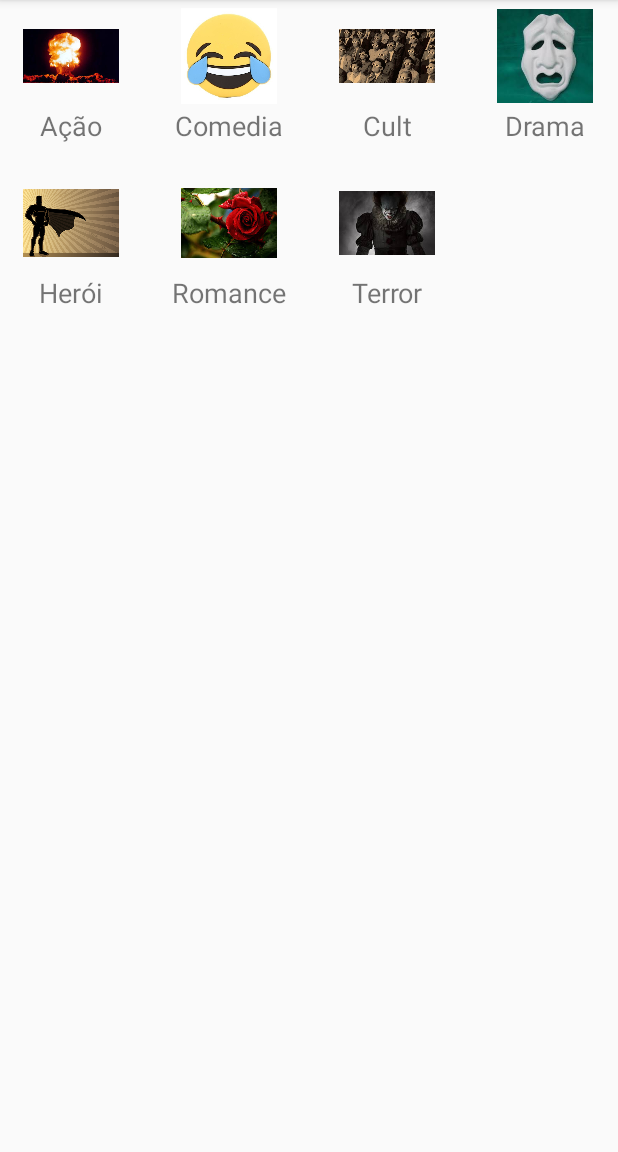
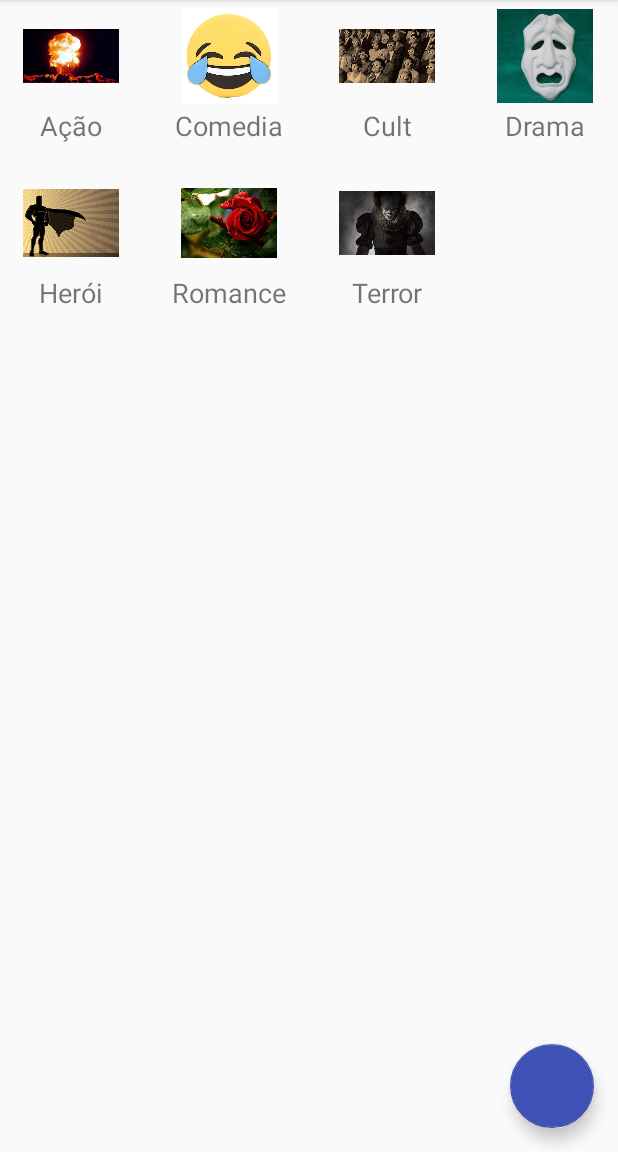
Before and after one commit to leosauberman/showapp, an Android app: the screen it shows after launch once a user with an empty profile is signed in (MainActivity), on a phone screen of 412 x 824 dp, the part 84-1236 px from its top. Run offline under Robolectric (Android 15) with nearby library versions, the phone set to English and light mode, and no system bars; our stand-ins replace Firebase (no records; nobody signed in at launch, a user with empty details on screens opened directly); 2 statements that could not run were skipped.

Commit message:
tela add serie e botao add receita na main

```diff
--- a/app/build.gradle
+++ b/app/build.gradle
@@ -37,4 +37,5 @@ dependencies {
 
 
 
+
 apply plugin: 'com.google.gms.google-services'
--- a/app/src/main/AndroidManifest.xml
+++ b/app/src/main/AndroidManifest.xml
@@ -24,7 +24,8 @@
             </intent-filter>
         </activity>
         <activity android:name=".MainActivity" />
-        <activity android:name=".SeriesActivity"></activity>
+        <activity android:name=".SeriesActivity" />
+        <activity android:name=".TelaAddSerie"></activity>
     </application>
 
 </manifest>
--- a/app/src/main/res/layout/activity_main.xml
+++ b/app/src/main/res/layout/activity_main.xml
@@ -20,4 +20,16 @@
         android:stretchMode="columnWidth"
         android:gravity="center"/>
 
+
+    <android.support.design.widget.FloatingActionButton
+        android:id="@+id/fab_add"
+        android:layout_width="wrap_content"
+        android:layout_height="match_parent"
+        android:layout_alignParentBottom="true"
+        android:layout_alignRight="@id/grid"
+        android:layout_margin="@dimen/activity_horizontal_margin"
+        android:clickable="true"
+        android:elevation="8dp"
+        app:backgroundTint="@color/colorPrimary" />
+
 </RelativeLayout>
--- a/app/src/main/res/values/colors.xml
+++ b/app/src/main/res/values/colors.xml
@@ -1,6 +1,8 @@
 <?xml version="1.0" encoding="utf-8"?>
 <resources>
-    <color name="colorPrimary">#3F51B5</color>
+    <color name="colorPrimary">#3f51b5</color>
     <color name="colorPrimaryDark">#303F9F</color>
     <color name="colorAccent">#FF4081</color>
+    <color name="black">#000000</color>
+    <color name="white">#ffffff</color>
 </resources>
```
Also changed, not shown: app/src/main/java/br/com/series/showapp/MainActivity.java (+13 -0 lines), app/src/main/java/br/com/series/showapp/TelaAddSerie.java (added, +13 -0 lines), app/src/main/res/layout/activity_tela_add_serie.xml (added, +69 -0 lines).
